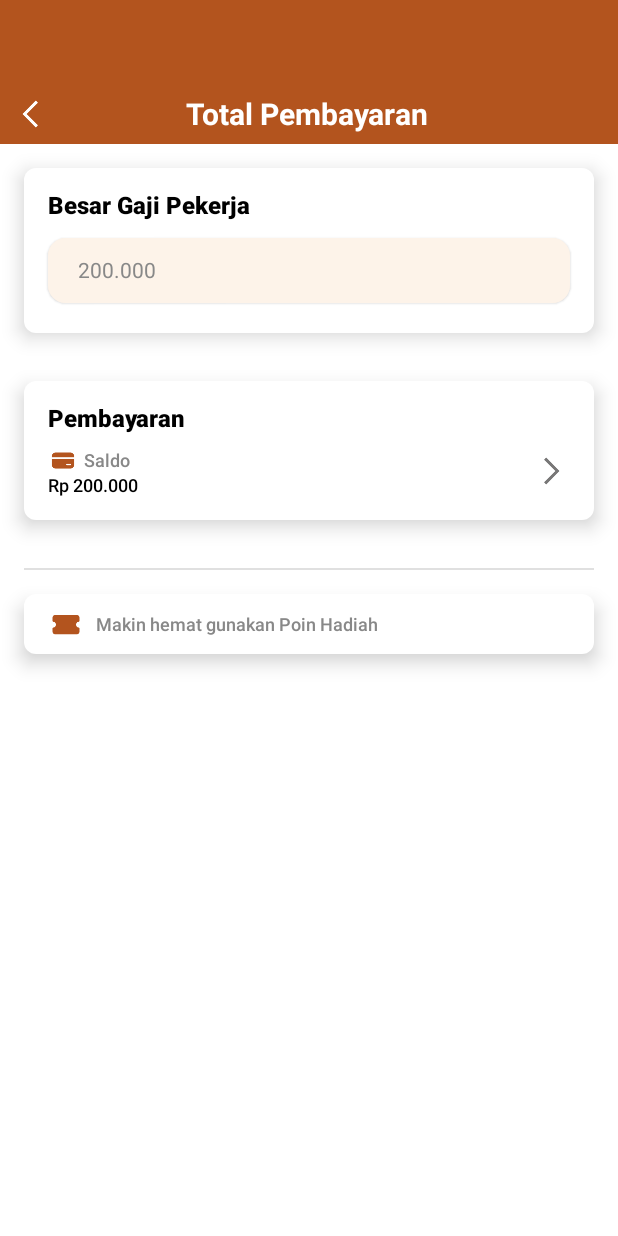
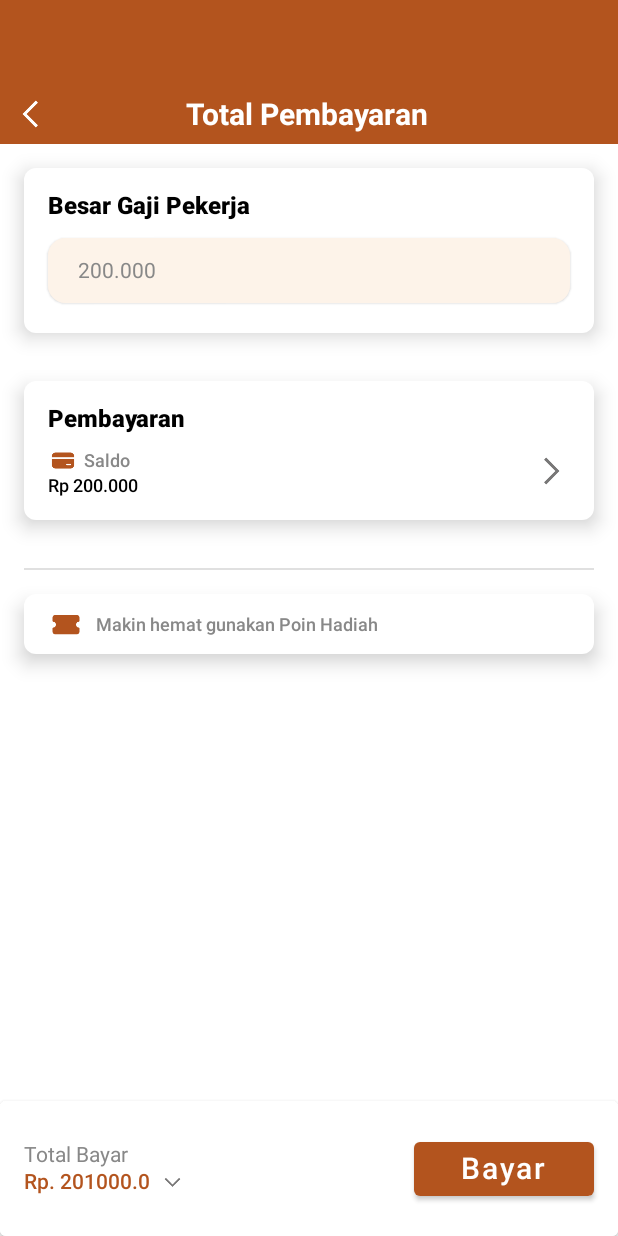
Before and after one commit to fanggadewangga/Kapas, an Android app built with Jetpack Compose: the JobPaymentScreen screen opened through its navigation route, on a phone screen of 412 x 824 dp. Run offline under Robolectric (Android 15) with nearby library versions, the phone set to English and light mode, and no system bars; our stand-ins replace Dagger/Hilt's generated code, accompanist.

Commit message:
changes: JobBottomBar.kt configs and JobPaymentScreen.kt layout

```diff
--- a/app/src/main/java/com/puyo/kapas/feature_kapas/presentation/job/add_job/JobPaymentScreen.kt
+++ b/app/src/main/java/com/puyo/kapas/feature_kapas/presentation/job/add_job/JobPaymentScreen.kt
@@ -1,5 +1,6 @@
 package com.puyo.kapas.feature_kapas.presentation.job.add_job
 
+import android.annotation.SuppressLint
 import androidx.compose.foundation.Image
 import androidx.compose.foundation.background
 import androidx.compose.foundation.clickable
@@ -7,6 +8,7 @@ import androidx.compose.foundation.layout.*
 import androidx.compose.foundation.shape.RoundedCornerShape
 import androidx.compose.material.Card
 import androidx.compose.material.Divider
+import androidx.compose.material.Scaffold
 import androidx.compose.material.Text
 import androidx.compose.runtime.Composable
 import androidx.compose.ui.Alignment
@@ -20,13 +22,31 @@ import androidx.compose.ui.unit.sp
 import androidx.navigation.NavController
 import androidx.navigation.compose.rememberNavController
 import com.puyo.kapas.R
+import com.puyo.kapas.feature_kapas.presentation.job.components.JobBottomBar
 import com.puyo.kapas.feature_kapas.presentation.util.Screen
 import com.puyo.kapas.ui.components.CommonInputField
 import com.puyo.kapas.ui.theme.Orange
 
+@SuppressLint("UnusedMaterialScaffoldPaddingParameter")
 @Composable
 fun JobPaymentScreen(navController: NavController) {
 
+    Scaffold(
+        bottomBar = {
+            JobBottomBar(
+                wage = 201000.0,
+                buttonText = "Bayar",
+                paymentDescription = "Total Bayar",
+                trailingIcon = {
+                    Image(
+                        painter = painterResource(id = R.drawable.ic_arrow_down),
+                        contentDescription = "Arrow Down",
+                        modifier = Modifier.size(14.dp)
+                    )
+                }
+            )
+        }
+    ) {
         Column(modifier = Modifier
             .fillMaxSize()
             .background(Color.White)
@@ -179,6 +199,8 @@ fun JobPaymentScreen(navController: NavController) {
                 }
             }
         }
+    }
+
 
 }
 
--- a/app/src/main/java/com/puyo/kapas/feature_kapas/presentation/job/components/JobBottomBar.kt
+++ b/app/src/main/java/com/puyo/kapas/feature_kapas/presentation/job/components/JobBottomBar.kt
@@ -16,12 +16,14 @@ import androidx.compose.ui.text.font.FontWeight
 import androidx.compose.ui.tooling.preview.Preview
 import androidx.compose.ui.unit.dp
 import androidx.compose.ui.unit.sp
-import com.puyo.kapas.ui.theme.Grey
 import com.puyo.kapas.ui.theme.Orange
 
 @Composable
 fun JobBottomBar(
-    wage: Double
+    wage: Double,
+    buttonText: String,
+    paymentDescription: String,
+    trailingIcon: (@Composable () -> Unit)? = null,
 ) {
     Card(
         elevation = 4.dp,
@@ -38,17 +40,23 @@ fun JobBottomBar(
         ) {
             Column {
                 Text(
-                    text = "Jumlah Bayaran",
-                    color = Grey,
+                    text = paymentDescription,
+                    color = Color.Gray,
                     fontSize = 14.sp
                 )
                 Spacer(modifier = Modifier.height(2.dp))
-                Text(
-                    text = "$wage Rupiah",
-                    color = Orange,
-                    fontWeight = FontWeight.Medium,
-                    fontSize = 14.sp
-                )
+                Row(verticalAlignment = Alignment.CenterVertically) {
+                    Text(
+                        text = "Rp. $wage",
+                        color = Orange,
+                        fontWeight = FontWeight.Medium,
+                        fontSize = 14.sp
+                    )
+                    if (trailingIcon != null) {
+                        Spacer(modifier = Modifier.width(8.dp))
+                        trailingIcon()
+                    }
+                }
             }
 
             Button(
@@ -56,10 +64,11 @@ fun JobBottomBar(
                 contentPadding = PaddingValues(0.dp),
                 shape = RoundedCornerShape(4.dp),
                 colors = ButtonDefaults.buttonColors(backgroundColor = Orange),
-                modifier = Modifier.size(height = 36.dp, width = 120.dp)
+                modifier = Modifier
+                    .size(height = 36.dp, width = 120.dp)
             ) {
                 Text(
-                    text = "Melamar",
+                    text = buttonText,
                     fontSize = 20.sp,
                     fontWeight = FontWeight.Medium,
                     color = Color.White
@@ -72,5 +81,9 @@ fun JobBottomBar(
 @Preview
 @Composable
 fun JobBottomBarPrev() {
-    JobBottomBar(wage = 2000.0)
+    JobBottomBar(
+        wage = 2000.0,
+        buttonText = "Melamar",
+        paymentDescription = "Jumlah Bayaran"
+    )
 }
```
Also changed, not shown: app/src/main/java/com/puyo/kapas/feature_kapas/presentation/job/detail/JobDetailScreen.kt (+7 -1 lines), app/src/main/java/com/puyo/kapas/feature_kapas/presentation/util/components/CustomTextField.kt (deleted, +0 -80 lines), app/src/main/res/drawable/ic_arrow_down.png (added). Lines whose indentation alone changed are shown as unchanged.
